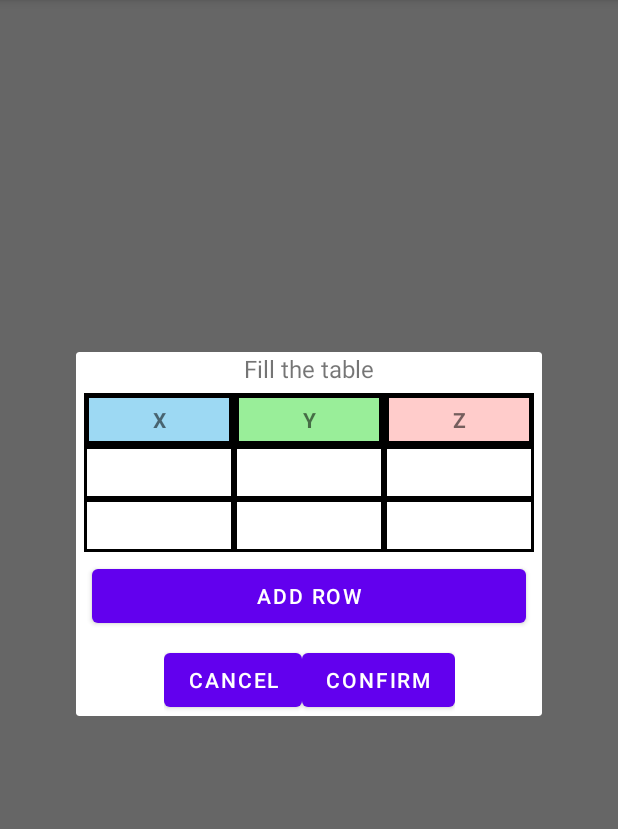
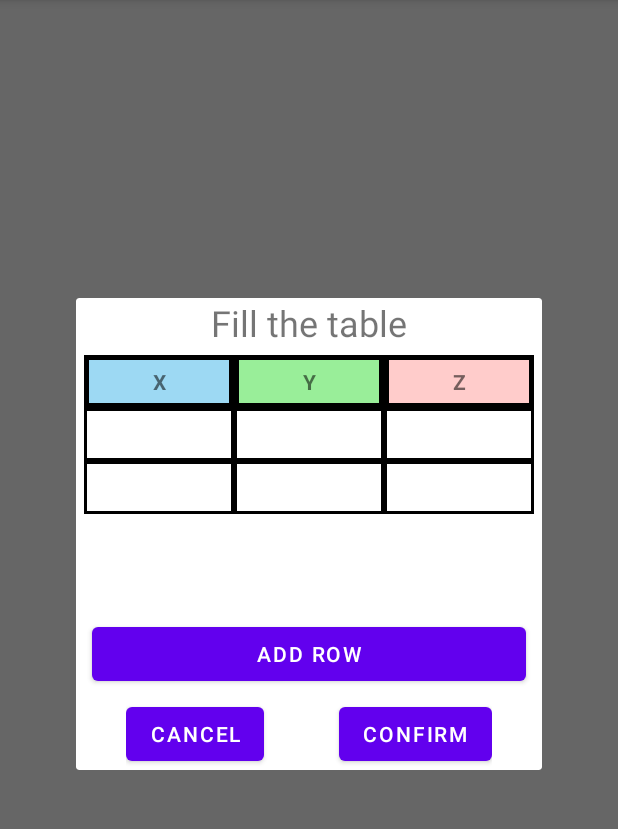
Before and after one commit to Appollogate/ar-graphs, an Android app: the fragment AddManuallyDialogFragment shown on its own in the app's theme, on a phone screen of 412 x 824 dp, the part 84-913 px from its top. Run offline under Robolectric (Android 15) with nearby library versions, the phone set to English and light mode, and no system bars.

Commit message:
fixed ui and scroll table

```diff
--- a/app/src/main/res/layout/add_manually_dialog.xml
+++ b/app/src/main/res/layout/add_manually_dialog.xml
@@ -2,7 +2,7 @@
 <androidx.constraintlayout.widget.ConstraintLayout xmlns:android="http://schemas.android.com/apk/res/android"
     xmlns:app="http://schemas.android.com/apk/res-auto"
     xmlns:tools="http://schemas.android.com/tools"
-    android:layout_width="wrap_content"
+    android:layout_width="match_parent"
     android:layout_height="wrap_content">
 
     <TextView
@@ -10,7 +10,7 @@
         android:layout_width="wrap_content"
         android:layout_height="wrap_content"
         android:text="Fill the table"
-        android:textSize="16dp"
+        android:textSize="24sp"
         app:layout_constraintEnd_toEndOf="parent"
         app:layout_constraintStart_toStartOf="parent"
         app:layout_constraintTop_toTopOf="parent" />
@@ -18,8 +18,8 @@
 
     <ScrollView
         android:id="@+id/scrollView2"
-        android:layout_width="match_parent"
-        android:layout_height="match_parent"
+        android:layout_width="wrap_content"
+        android:layout_height="170dp"
         android:layout_margin="5dp"
         app:layout_constraintEnd_toEndOf="@+id/hint_text_view"
         app:layout_constraintStart_toStartOf="@+id/hint_text_view"
@@ -29,6 +29,7 @@
             android:id="@+id/table_rows"
             android:layout_width="match_parent"
             android:layout_height="match_parent"
+            android:gravity="center"
             android:orientation="vertical">
 
             <TableRow
@@ -146,6 +147,7 @@
     <LinearLayout
         android:layout_width="match_parent"
         android:layout_height="match_parent"
+        android:layout_margin="5dp"
         android:layout_marginTop="8dp"
         android:orientation="horizontal"
         app:layout_constraintEnd_toEndOf="@+id/button_add_row"
@@ -159,6 +161,11 @@
             android:layout_weight="1"
             android:text="Cancel" />
 
+        <Space
+            android:layout_width="50dp"
+            android:layout_height="wrap_content"
+            android:layout_weight="1" />
+
         <Button
             android:id="@+id/button_confirm"
             android:layout_width="wrap_content"
```
